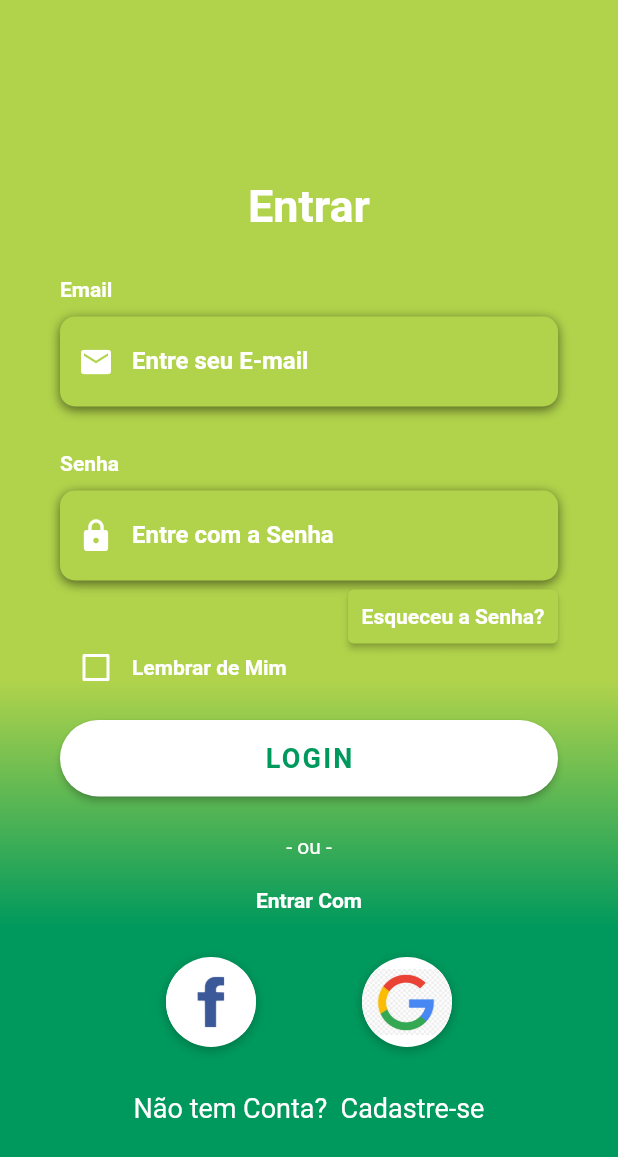
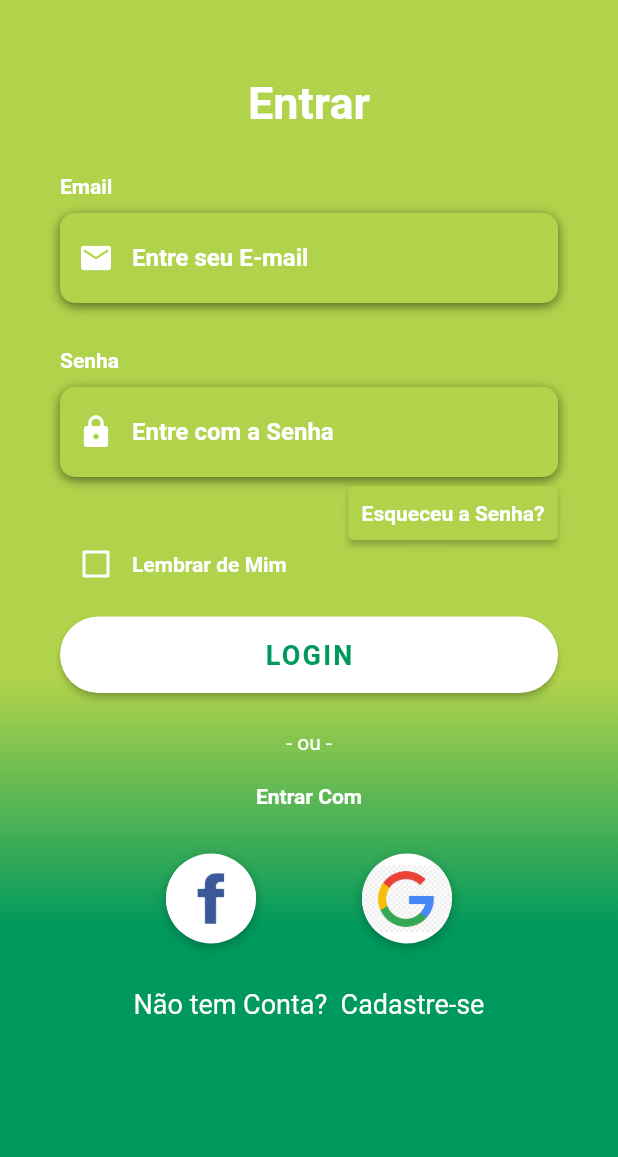
Before and after one commit to EduardoLyra/Tela-Login, a Flutter app: the screen it shows after launch, on a phone screen of 412 x 824 dp. Shown: the top 1157 px of the screen. Run offline on Flutter 3.47's test engine with Material 2 defaults, Android fonts, the phone set to English and light mode, and no system bars; Roboto replaces fonts that are missing (OpenSans).

Commit message:
Ajustado o tamanho da tela

```diff
--- a/lib/login.dart
+++ b/lib/login.dart
@@ -223,6 +223,7 @@ class _TelaLoginState extends State<TelaLogin> {
 
   @override
   Widget build(BuildContext context) {
+    final screenHeight = MediaQuery.of(context).size.height;
     return Scaffold(
         body: AnnotatedRegion<SystemUiOverlayStyle>(
       value: SystemUiOverlayStyle.light,
@@ -231,7 +232,7 @@ class _TelaLoginState extends State<TelaLogin> {
         child: Stack(
           children: <Widget>[
             Container(
-              height: double.infinity,
+              height: screenHeight,
               width: double.infinity,
               decoration: BoxDecoration(
                   gradient: LinearGradient(
@@ -247,10 +248,10 @@ class _TelaLoginState extends State<TelaLogin> {
             Container(
                 height: double.infinity,
                 child: SingleChildScrollView(
-                    physics: AlwaysScrollableScrollPhysics(),
+                    //physics: AlwaysScrollableScrollPhysics(),
                     padding: EdgeInsets.symmetric(
                       horizontal: 40.0,
-                      vertical: 120.0,
+                      vertical: 51.0,
                     ),
                     child: Column(
                       mainAxisAlignment: MainAxisAlignment.center,
```
